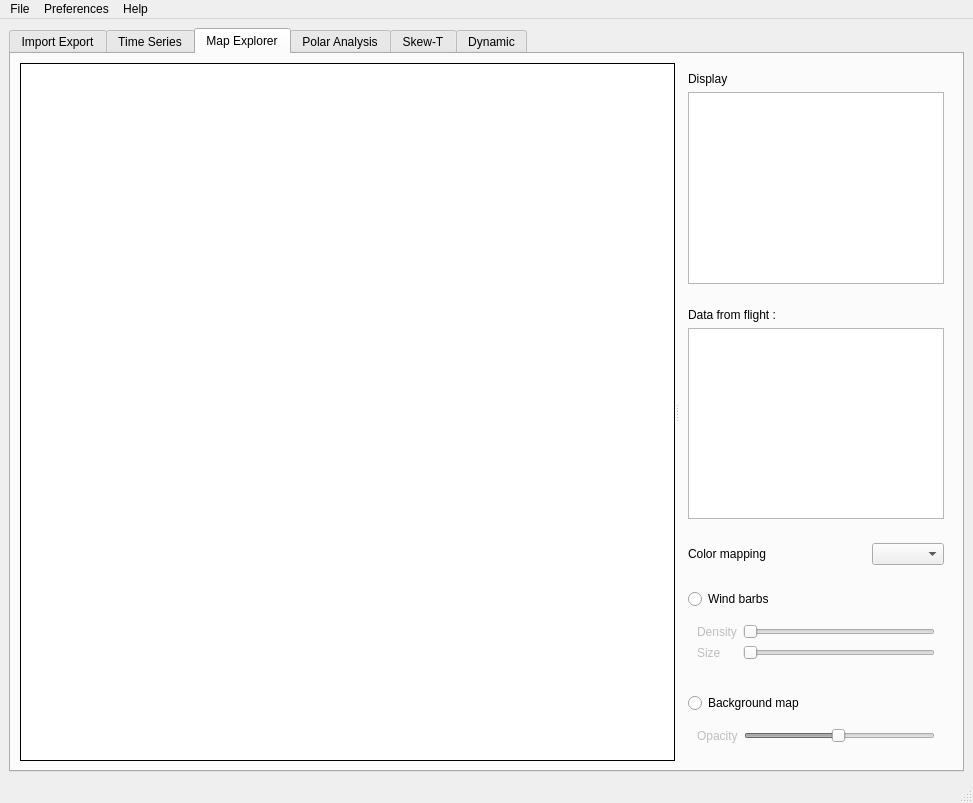
This is src/gui/mainwindow.ui in TheGoodWeather/Vector-Vario-Analyzer as Qt 5 draws it before an edit. The edited form follows.
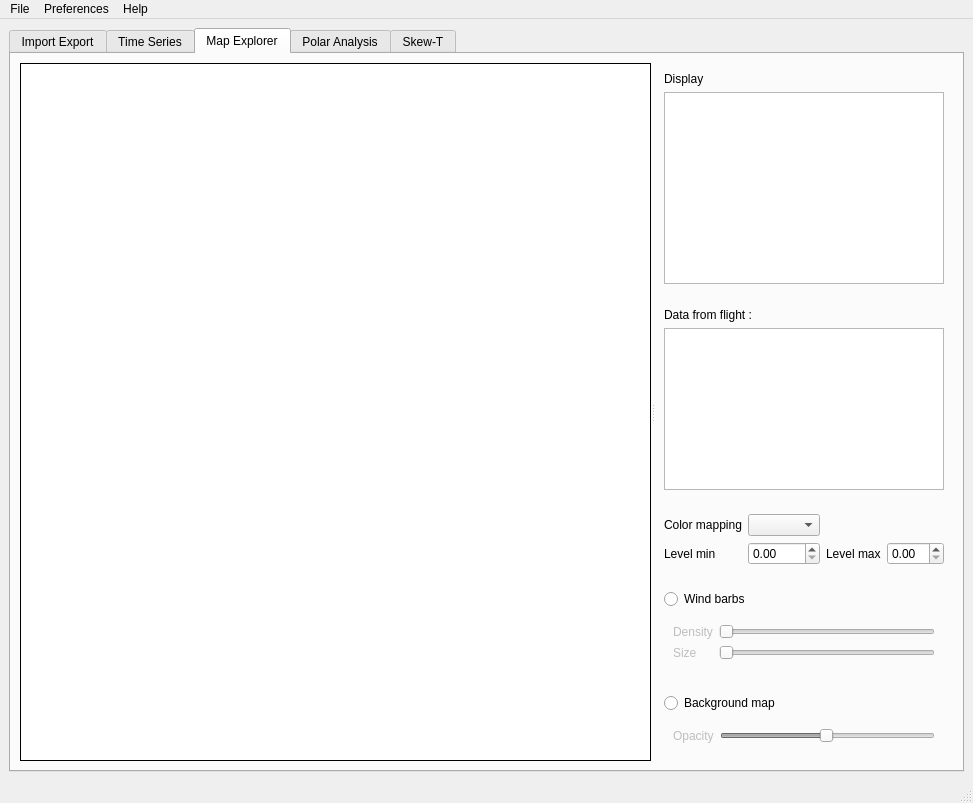
This is the edited form. The open tabs and pages were chosen to show the change. Icons and pictures are not drawn. Custom widgets are drawn as their Qt base class.

```diff
--- a/src/gui/mainwindow.ui
+++ b/src/gui/mainwindow.ui
@@ -563,22 +563,42 @@
              </widget>
             </item>
             <item>
-             <widget class="QWidget" name="widget_24" native="true">
-              <property name="sizePolicy">
-               <sizepolicy hsizetype="Minimum" vsizetype="Preferred">
-                <horstretch>0</horstretch>
-                <verstretch>0</verstretch>
-               </sizepolicy>
-              </property>
-              <layout class="QHBoxLayout" name="horizontalLayout_13">
-               <item>
+             <widget class="QWidget" name="widget_levels_map" native="true">
+              <layout class="QGridLayout" name="gridLayout_3">
+               <item row="1" column="2">
+                <widget class="QLabel" name="label_21">
+                 <property name="text">
+                  <string>Level max</string>
+                 </property>
+                </widget>
+               </item>
+               <item row="1" column="3">
+                <widget class="QDoubleSpinBox" name="doubleSpinBox_2"/>
+               </item>
+               <item row="1" column="1">
+                <widget class="QDoubleSpinBox" name="doubleSpinBox"/>
+               </item>
+               <item row="1" column="0">
+                <widget class="QLabel" name="label_2">
+                 <property name="text">
+                  <string>Level min</string>
+                 </property>
+                </widget>
+               </item>
+               <item row="0" column="0">
                 <widget class="QLabel" name="label_23">
+                 <property name="sizePolicy">
+                  <sizepolicy hsizetype="Fixed" vsizetype="Preferred">
+                   <horstretch>0</horstretch>
+                   <verstretch>0</verstretch>
+                  </sizepolicy>
+                 </property>
                  <property name="text">
                   <string>Color mapping</string>
                  </property>
                 </widget>
                </item>
-               <item>
+               <item row="0" column="1">
                 <widget class="QComboBox" name="combobox_variable_2D">
                  <property name="sizePolicy">
                   <sizepolicy hsizetype="Fixed" vsizetype="Fixed">
@@ -1617,36 +1637,6 @@
         </item>
        </layout>
       </widget>
-      <widget class="QWidget" name="dynamic_tab">
-       <attribute name="title">
-        <string>Dynamic</string>
-       </attribute>
-       <layout class="QVBoxLayout" name="verticalLayout_19">
-        <item>
-         <widget class="QLabel" name="label_2">
-          <property name="sizePolicy">
-           <sizepolicy hsizetype="Fixed" vsizetype="Fixed">
-            <horstretch>0</horstretch>
-            <verstretch>0</verstretch>
-           </sizepolicy>
-          </property>
-          <property name="text">
-           <string>Work in progress. This feature will be soon realeased </string>
-          </property>
-         </widget>
-        </item>
-        <item>
-         <widget class="QLabel" name="label_21">
-          <property name="text">
-           <string/>
-          </property>
-          <property name="pixmap">
-           <pixmap>image_dynamic.jpg</pixmap>
-          </property>
-         </widget>
-        </item>
-       </layout>
-      </widget>
      </widget>
     </item>
    </layout>
```
Left out of the diff: 44 changed lines with no effect on the pictures.
